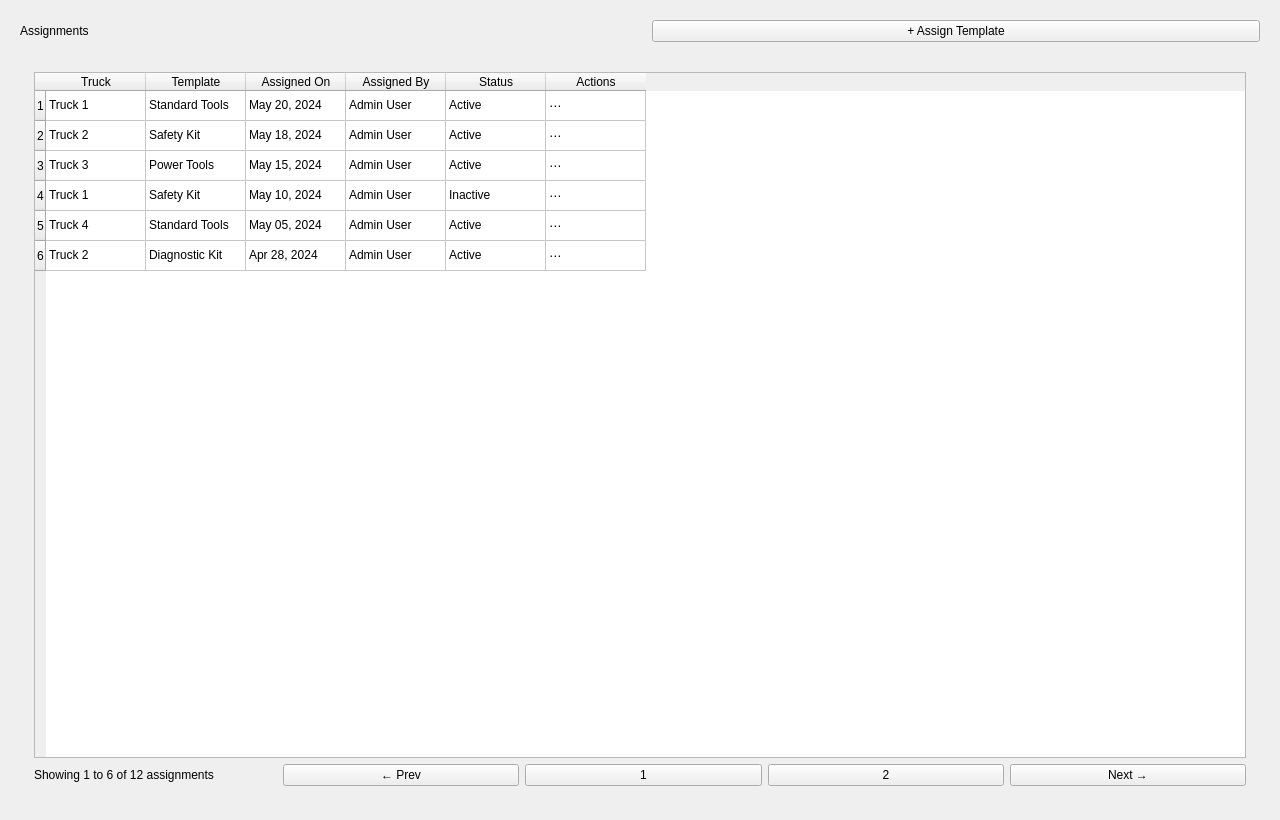
First picture: the form in InventoryQtApp/AssignmentsPage.ui, repository Felipeact/InventoryQtApp, before the edit.
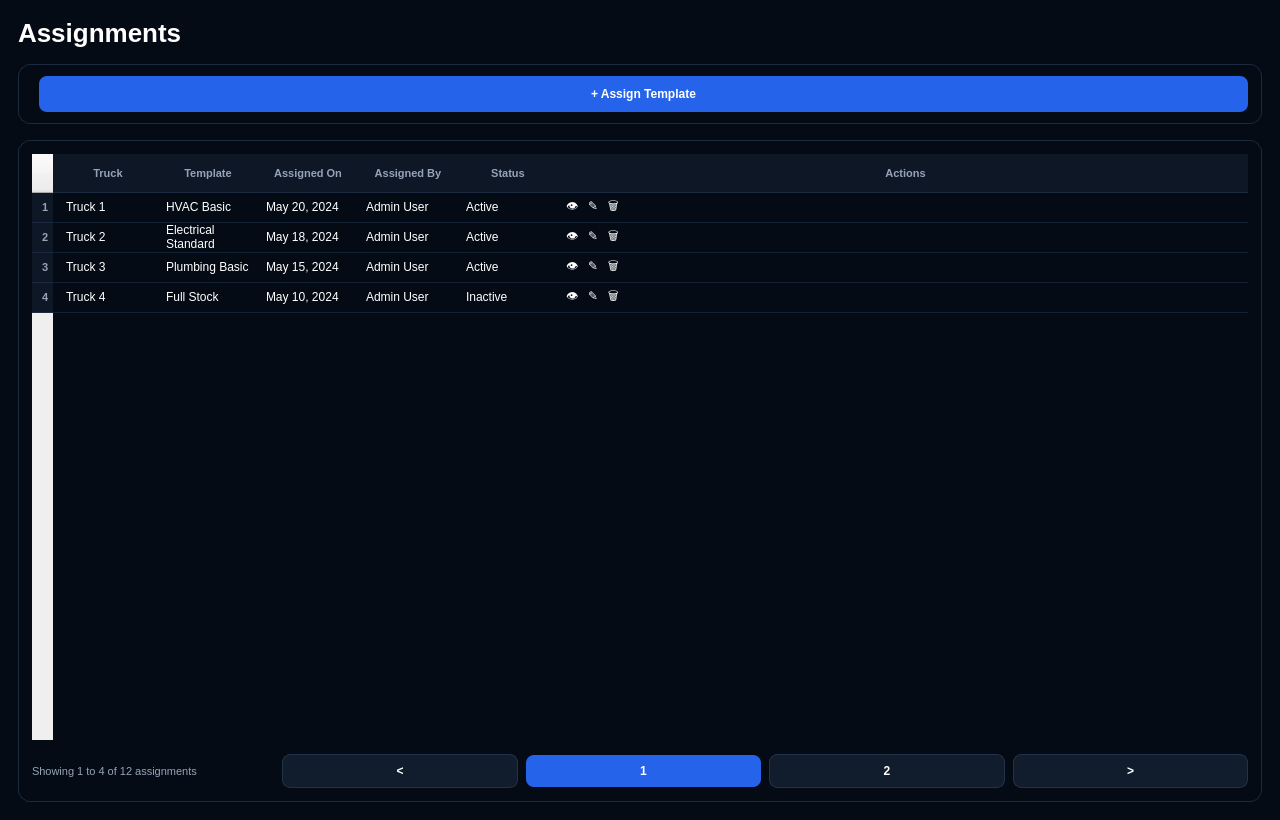
Second picture: the form after the edit.

Diff of the .ui file:
```diff
--- a/InventoryQtApp/AssignmentsPage.ui
+++ b/InventoryQtApp/AssignmentsPage.ui
@@ -3,7 +3,6 @@
 	<class>AssignmentsPageClass</class>
 
 	<widget class="QWidget" name="AssignmentsPageClass">
-
 		<property name="geometry">
 			<rect>
 				<x>0</x>
@@ -17,34 +16,140 @@
 			<string>Assignments</string>
 		</property>
 
+		<property name="styleSheet">
+			<string notr="true">
+				QWidget#AssignmentsPageClass {
+				background-color: #050B14;
+				color: #FFFFFF;
+				font-family: "Segoe UI";
+				}
+
+				QLabel {
+				background: transparent;
+				color: white;
+				}
+
+				QLabel#pageTitle {
+				font-size: 26px;
+				font-weight: 800;
+				}
+
+				QWidget#toolbarCard,
+				QWidget#tableCard {
+				background: qlineargradient(
+				x1:0, y1:0,
+				x2:1, y2:1,
+				stop:0 #0B1626,
+				stop:1 #091322
+				);
+				border: 1px solid #1B2A40;
+				border-radius: 12px;
+				}
+
+				QPushButton#assignTemplateButton {
+				background-color: #2563EB;
+				border: none;
+				border-radius: 8px;
+				color: white;
+				min-height: 36px;
+				min-width: 145px;
+				font-size: 12px;
+				font-weight: 700;
+				}
+
+				QPushButton#assignTemplateButton:hover {
+				background-color: #1D4ED8;
+				}
+
+				QTableWidget {
+				background-color: transparent;
+				border: none;
+				color: white;
+				gridline-color: transparent;
+				outline: none;
+				font-size: 12px;
+				}
+
+				QHeaderView::section {
+				background-color: #0D1726;
+				color: #94A3B8;
+				border: none;
+				border-bottom: 1px solid #1B2A40;
+				height: 38px;
+				padding-left: 10px;
+				font-size: 11px;
+				font-weight: 700;
+				}
+
+				QTableWidget::item {
+				border-bottom: 1px solid #122033;
+				padding-left: 10px;
+				height: 40px;
+				}
+
+				QTableWidget::item:selected {
+				background-color: #122033;
+				}
+
+				QWidget#paginationContainer {
+				background-color: transparent;
+				border: none;
+				}
+
+				QPushButton#pageButton,
+				QPushButton#pageButton_2,
+				QPushButton#pageButton_3 {
+				background-color: #111C2D;
+				border: 1px solid #22324A;
+				border-radius: 8px;
+				color: white;
+				min-width: 32px;
+				min-height: 32px;
+				font-size: 12px;
+				font-weight: 600;
+				}
+
+				QPushButton#pageButton:hover,
+				QPushButton#pageButton_2:hover,
+				QPushButton#pageButton_3:hover {
+				border: 1px solid #2563EB;
+				}
+
+				QPushButton#activePageButton {
+				background-color: #2563EB;
+				border: none;
+				border-radius: 8px;
+				color: white;
+				min-width: 32px;
+				min-height: 32px;
+				font-size: 12px;
+				font-weight: 700;
+				}
+
+				QLabel#paginationLabel {
+				color: #94A3B8;
+				font-size: 11px;
+				}
+			</string>
+		</property>
+
 		<layout class="QVBoxLayout" name="rootLayout">
-
 			<property name="leftMargin">
-				<number>20</number>
+				<number>18</number>
 			</property>
-
 			<property name="topMargin">
-				<number>20</number>
+				<number>18</number>
 			</property>
-
 			<property name="rightMargin">
-				<number>20</number>
+				<number>18</number>
 			</property>
-
 			<property name="bottomMargin">
-				<number>20</number>
+				<number>18</number>
 			</property>
-
 			<property name="spacing">
 				<number>16</number>
 			</property>
 
-			<!-- TITLE -->
-
-			<item>
-
-				<layout class="QHBoxLayout" name="titleLayout">
-
 					<item>
 						<widget class="QLabel" name="pageTitle">
 							<property name="text">
@@ -54,7 +159,26 @@
 					</item>
 
 					<item>
-						<spacer name="titleSpacer">
+				<widget class="QWidget" name="toolbarCard" native="true">
+					<layout class="QHBoxLayout" name="toolbarLayout">
+						<property name="leftMargin">
+							<number>14</number>
+						</property>
+						<property name="topMargin">
+							<number>12</number>
+						</property>
+						<property name="rightMargin">
+							<number>14</number>
+						</property>
+						<property name="bottomMargin">
+							<number>12</number>
+						</property>
+						<property name="spacing">
+							<number>12</number>
+						</property>
+
+						<item>
+							<spacer name="toolbarSpacer">
 							<property name="orientation">
 								<enum>Qt::Horizontal</enum>
 							</property>
@@ -68,327 +192,227 @@
 							</property>
 						</widget>
 					</item>
-
-				</layout>
-
+					</layout>
+				</widget>
 			</item>
 
-			<!-- TABLE CARD -->
-
 			<item>
-
 				<widget class="QWidget" name="tableCard" native="true">
-
 					<layout class="QVBoxLayout" name="tableCardLayout">
-
 						<property name="leftMargin">
 							<number>14</number>
 						</property>
-
 						<property name="topMargin">
 							<number>14</number>
 						</property>
-
 						<property name="rightMargin">
 							<number>14</number>
 						</property>
-
 						<property name="bottomMargin">
 							<number>14</number>
 						</property>
-
-						<!-- TABLE -->
+						<property name="spacing">
+							<number>14</number>
+						</property>
 
 						<item>
-
 							<widget class="QTableWidget" name="assignmentsTable">
-
 								<property name="columnCount">
 									<number>6</number>
 								</property>
-
 								<property name="rowCount">
-									<number>6</number>
+									<number>4</number>
 								</property>
+								<property name="selectionBehavior">
+									<enum>QAbstractItemView::SelectRows</enum>
+								</property>
+								<property name="showGrid">
+									<bool>false</bool>
+								</property>
+								<attribute name="horizontalHeaderStretchLastSection">
+									<bool>true</bool>
+								</attribute>
 
 								<column>
 									<property name="text">
 										<string>Truck</string>
 									</property>
 								</column>
-
 								<column>
 									<property name="text">
 										<string>Template</string>
 									</property>
 								</column>
-
 								<column>
 									<property name="text">
 										<string>Assigned On</string>
 									</property>
 								</column>
-
 								<column>
 									<property name="text">
 										<string>Assigned By</string>
 									</property>
 								</column>
-
 								<column>
 									<property name="text">
 										<string>Status</string>
 									</property>
 								</column>
-
 								<column>
 									<property name="text">
 										<string>Actions</string>
 									</property>
 								</column>
 
-								<!-- ROW 0 -->
-
 								<item row="0" column="0">
 									<property name="text">
 										<string>Truck 1</string>
 									</property>
 								</item>
-
 								<item row="0" column="1">
 									<property name="text">
-										<string>Standard Tools</string>
+										<string>HVAC Basic</string>
 									</property>
 								</item>
-
 								<item row="0" column="2">
 									<property name="text">
 										<string>May 20, 2024</string>
 									</property>
 								</item>
-
 								<item row="0" column="3">
 									<property name="text">
 										<string>Admin User</string>
 									</property>
 								</item>
-
 								<item row="0" column="4">
 									<property name="text">
 										<string>Active</string>
 									</property>
 								</item>
-
 								<item row="0" column="5">
 									<property name="text">
-										<string>⋯</string>
+										<string>👁   ✎   🗑</string>
 									</property>
 								</item>
 
-								<!-- ROW 1 -->
-
 								<item row="1" column="0">
 									<property name="text">
 										<string>Truck 2</string>
 									</property>
 								</item>
-
 								<item row="1" column="1">
 									<property name="text">
-										<string>Safety Kit</string>
+										<string>Electrical Standard</string>
 									</property>
 								</item>
-
 								<item row="1" column="2">
 									<property name="text">
 										<string>May 18, 2024</string>
 									</property>
 								</item>
-
 								<item row="1" column="3">
 									<property name="text">
 										<string>Admin User</string>
 									</property>
 								</item>
-
 								<item row="1" column="4">
 									<property name="text">
 										<string>Active</string>
 									</property>
 								</item>
-
 								<item row="1" column="5">
 									<property name="text">
-										<string>⋯</string>
+										<string>👁   ✎   🗑</string>
 									</property>
 								</item>
 
-								<!-- ROW 2 -->
-
 								<item row="2" column="0">
 									<property name="text">
 										<string>Truck 3</string>
 									</property>
 								</item>
-
 								<item row="2" column="1">
 									<property name="text">
-										<string>Power Tools</string>
+										<string>Plumbing Basic</string>
 									</property>
 								</item>
-
 								<item row="2" column="2">
 									<property name="text">
 										<string>May 15, 2024</string>
 									</property>
 								</item>
-
 								<item row="2" column="3">
 									<property name="text">
 										<string>Admin User</string>
 									</property>
 								</item>
-
 								<item row="2" column="4">
 									<property name="text">
 										<string>Active</string>
 									</property>
 								</item>
-
 								<item row="2" column="5">
 									<property name="text">
-										<string>⋯</string>
+										<string>👁   ✎   🗑</string>
 									</property>
 								</item>
 
-								<!-- ROW 3 -->
-
 								<item row="3" column="0">
 									<property name="text">
-										<string>Truck 1</string>
+										<string>Truck 4</string>
 									</property>
 								</item>
-
 								<item row="3" column="1">
 									<property name="text">
-										<string>Safety Kit</string>
+										<string>Full Stock</string>
 									</property>
 								</item>
-
 								<item row="3" column="2">
 									<property name="text">
 										<string>May 10, 2024</string>
 									</property>
 								</item>
-
 								<item row="3" column="3">
 									<property name="text">
 										<string>Admin User</string>
 									</property>
 								</item>
-
 								<item row="3" column="4">
 									<property name="text">
 										<string>Inactive</string>
 									</property>
 								</item>
-
 								<item row="3" column="5">
 									<property name="text">
-										<string>⋯</string>
+										<string>👁   ✎   🗑</string>
 									</property>
 								</item>
-
-								<!-- ROW 4 -->
-
-								<item row="4" column="0">
-									<property name="text">
-										<string>Truck 4</string>
-									</property>
-								</item>
-
-								<item row="4" column="1">
-									<property name="text">
-										<string>Standard Tools</string>
-									</property>
-								</item>
-
-								<item row="4" column="2">
-									<property name="text">
-										<string>May 05, 2024</string>
-									</property>
-								</item>
-
-								<item row="4" column="3">
-									<property name="text">
-										<string>Admin User</string>
-									</property>
-								</item>
-
-								<item row="4" column="4">
-									<property name="text">
-										<string>Active</string>
-									</property>
-								</item>
-
-								<item row="4" column="5">
-									<property name="text">
-										<string>⋯</string>
-									</property>
-								</item>
-
-								<!-- ROW 5 -->
-
-								<item row="5" column="0">
-									<property name="text">
-										<string>Truck 2</string>
-									</property>
-								</item>
-
-								<item row="5" column="1">
-									<property name="text">
-										<string>Diagnostic Kit</string>
-									</property>
-								</item>
-
-								<item row="5" column="2">
-									<property name="text">
-										<string>Apr 28, 2024</string>
-									</property>
-								</item>
-
-								<item row="5" column="3">
-									<property name="text">
-										<string>Admin User</string>
-									</property>
-								</item>
-
-								<item row="5" column="4">
-									<property name="text">
-										<string>Active</string>
-									</property>
-								</item>
-
-								<item row="5" column="5">
-									<property name="text">
-										<string>⋯</string>
-									</property>
-								</item>
-
 							</widget>
-
 						</item>
 
-						<!-- PAGINATION -->
-
 						<item>
-
+							<widget class="QWidget" name="paginationContainer" native="true">
 							<layout class="QHBoxLayout" name="paginationLayout">
+									<property name="leftMargin">
+										<number>0</number>
+									</property>
+									<property name="topMargin">
+										<number>0</number>
+									</property>
+									<property name="rightMargin">
+										<number>0</number>
+									</property>
+									<property name="bottomMargin">
+										<number>0</number>
+									</property>
+									<property name="spacing">
+										<number>8</number>
+									</property>
 
 								<item>
 									<widget class="QLabel" name="paginationLabel">
 										<property name="text">
-											<string>Showing 1 to 6 of 12 assignments</string>
+												<string>Showing 1 to 4 of 12 assignments</string>
 										</property>
 									</widget>
 								</item>
@@ -402,49 +426,41 @@
 								</item>
 
 								<item>
-									<widget class="QPushButton" name="prevPageButton">
+										<widget class="QPushButton" name="pageButton">
 										<property name="text">
-											<string>← Prev</string>
+												<string>&lt;</string>
 										</property>
 									</widget>
 								</item>
-
 								<item>
-									<widget class="QPushButton" name="page1Button">
+										<widget class="QPushButton" name="activePageButton">
 										<property name="text">
 											<string>1</string>
 										</property>
 									</widget>
 								</item>
-
 								<item>
-									<widget class="QPushButton" name="page2Button">
+										<widget class="QPushButton" name="pageButton_2">
 										<property name="text">
 											<string>2</string>
 										</property>
 									</widget>
 								</item>
-
 								<item>
-									<widget class="QPushButton" name="nextPageButton">
+										<widget class="QPushButton" name="pageButton_3">
 										<property name="text">
-											<string>Next →</string>
+												<string>&gt;</string>
 										</property>
 									</widget>
 								</item>
-
-							</layout>
-
+								</layout>
+							</widget>
 						</item>
 
 					</layout>
-
 				</widget>
-
 			</item>
-
 		</layout>
-
 	</widget>
 
 	<resources/>
```
Lines whose indentation alone changed are shown as unchanged.
